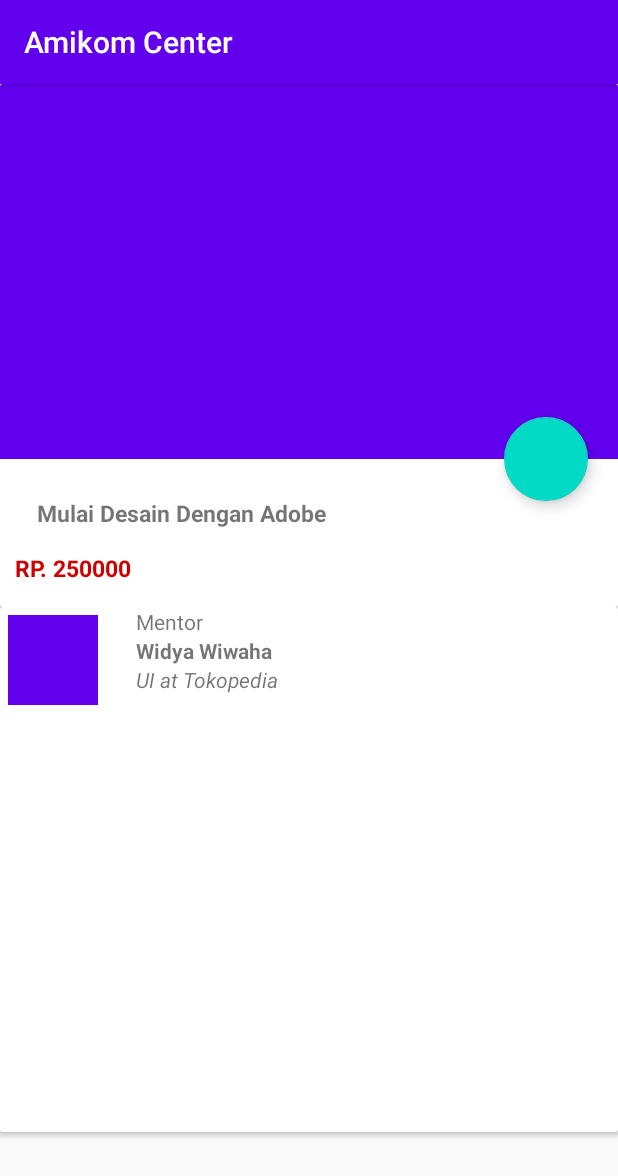
After one commit to amikomcenter/amikomcentermobile, an Android app: the DetailCategory screen opened directly, with no data from a screen before it, on a phone screen of 412 x 824 dp. The commit adds this screen. Shown: the top 1176 px of the screen. Run offline under Robolectric (Android 15) with nearby library versions, the phone set to English and light mode, and no system bars.

Commit message:
create detail ui

```diff
--- a/app/build.gradle
+++ b/app/build.gradle
@@ -30,6 +30,9 @@ dependencies {
     implementation 'androidx.core:core-ktx:1.3.2'
     implementation 'androidx.appcompat:appcompat:1.2.0'
     implementation 'androidx.constraintlayout:constraintlayout:2.0.1'
+    implementation 'com.google.android.material:material:1.3.0-alpha02'
+    implementation 'androidx.recyclerview:recyclerview:1.2.0-alpha05'
+    implementation 'androidx.cardview:cardview:1.0.0'
     testImplementation 'junit:junit:4.12'
     androidTestImplementation 'androidx.test.ext:junit:1.1.2'
     androidTestImplementation 'androidx.test.espresso:espresso-core:3.3.0'
--- a/app/src/main/AndroidManifest.xml
+++ b/app/src/main/AndroidManifest.xml
@@ -9,6 +9,8 @@
         android:roundIcon="@mipmap/ic_launcher_round"
         android:supportsRtl="true"
         android:theme="@style/AppTheme">
+        <activity android:name=".DetailCategory"></activity>
+        <activity android:name=".CategoryActivity" />
         <activity android:name=".MainActivity">
             <intent-filter>
                 <action android:name="android.intent.action.MAIN" />
--- /dev/null
+++ b/app/src/main/java/com/amikomcenter/amikomcenter/DetailCategory.kt
@@ -0,0 +1,11 @@
+package com.amikomcenter.amikomcenter
+
+import androidx.appcompat.app.AppCompatActivity
+import android.os.Bundle
+
+class DetailCategory : AppCompatActivity() {
+    override fun onCreate(savedInstanceState: Bundle?) {
+        super.onCreate(savedInstanceState)
+        setContentView(R.layout.activity_detail_category)
+    }
+}
--- /dev/null
+++ b/app/src/main/res/layout/activity_detail_category.xml
@@ -0,0 +1,119 @@
+<?xml version="1.0" encoding="utf-8"?>
+<androidx.constraintlayout.widget.ConstraintLayout
+    xmlns:android="http://schemas.android.com/apk/res/android"
+    xmlns:app="http://schemas.android.com/apk/res-auto"
+    xmlns:tools="http://schemas.android.com/tools"
+    android:layout_width="match_parent"
+    android:layout_height="match_parent"
+    tools:context=".DetailCategory">
+
+    <androidx.cardview.widget.CardView
+        android:id="@+id/cardView"
+        android:layout_width="match_parent"
+        android:layout_height="wrap_content"
+        android:padding="10dp"
+        app:layout_constraintEnd_toEndOf="parent"
+        app:layout_constraintStart_toStartOf="parent">
+
+        <androidx.constraintlayout.widget.ConstraintLayout
+            android:layout_width="match_parent"
+            android:layout_height="match_parent"
+            tools:layout_editor_absoluteX="8dp"
+            tools:layout_editor_absoluteY="12dp">
+
+            <ImageView
+                android:id="@+id/imageView"
+                android:layout_width="match_parent"
+                android:layout_height="250dp"
+                android:src="@color/colorPrimary" />
+
+            <TextView
+                android:id="@+id/tvClass"
+                android:layout_width="wrap_content"
+                android:layout_height="wrap_content"
+                android:layout_marginTop="25dp"
+                android:layout_marginRight="180dp"
+                android:layout_marginLeft="10dp"
+                android:text="@string/jenis_kelas"
+                android:textSize="15sp"
+                android:textStyle="bold"
+                app:layout_constraintEnd_toEndOf="parent"
+                app:layout_constraintStart_toStartOf="parent"
+                app:layout_constraintTop_toBottomOf="@+id/imageView" />
+
+            <com.google.android.material.floatingactionbutton.FloatingActionButton
+                android:layout_width="wrap_content"
+                android:layout_height="wrap_content"
+                android:layout_marginTop="250dp"
+                android:layout_marginEnd="20dp"
+                app:layout_constraintBottom_toBottomOf="@+id/imageView"
+                app:layout_constraintEnd_toEndOf="@+id/imageView"
+                app:layout_constraintTop_toTopOf="parent" />
+
+            <TextView
+                android:id="@+id/tvPrice"
+                android:layout_width="wrap_content"
+                android:layout_height="wrap_content"
+                android:layout_marginStart="10dp"
+                android:layout_marginTop="15dp"
+                android:layout_marginBottom="15dp"
+                android:text="@string/price"
+                android:textColor="@android:color/holo_red_dark"
+                android:textSize="15sp"
+                android:textStyle="bold"
+                app:layout_constraintBottom_toBottomOf="parent"
+                app:layout_constraintStart_toStartOf="parent"
+                app:layout_constraintTop_toBottomOf="@+id/tvClass" />
+
+
+        </androidx.constraintlayout.widget.ConstraintLayout>
+    </androidx.cardview.widget.CardView>
+
+    <androidx.cardview.widget.CardView
+        android:layout_width="match_parent"
+        android:layout_height="wrap_content"
+        app:layout_constraintTop_toBottomOf="@+id/cardView">
+        <androidx.constraintlayout.widget.ConstraintLayout
+            android:layout_width="match_parent"
+            android:layout_height="350dp">
+
+            <ImageView
+                android:id="@+id/imgMentor"
+                android:layout_width="60dp"
+                android:layout_height="60dp"
+                android:src="@color/colorPrimary"
+                android:layout_marginTop="5dp"
+                android:layout_marginLeft="5dp"
+                app:layout_constraintStart_toStartOf="parent"
+                app:layout_constraintTop_toTopOf="parent" />
+
+            <TextView
+                android:id="@+id/textView"
+                android:layout_width="wrap_content"
+                android:layout_height="wrap_content"
+                android:layout_marginStart="25dp"
+                android:text="@string/mentor"
+                app:layout_constraintStart_toEndOf="@+id/imgMentor" />
+
+            <TextView
+                android:id="@+id/tvMentor"
+                android:textStyle="bold"
+                android:layout_width="wrap_content"
+                android:layout_height="wrap_content"
+                android:layout_marginStart="25dp"
+                android:text="@string/nama_mentor"
+                app:layout_constraintStart_toEndOf="@+id/imgMentor"
+                app:layout_constraintTop_toBottomOf="@+id/textView" />
+
+            <TextView
+                android:id="@+id/tvJob"
+                android:layout_width="wrap_content"
+                android:layout_height="wrap_content"
+                android:layout_marginStart="25dp"
+                android:text="@string/job_mentor"
+                android:textStyle="italic"
+                app:layout_constraintStart_toEndOf="@+id/imgMentor"
+                app:layout_constraintTop_toBottomOf="@+id/tvMentor" />
+        </androidx.constraintlayout.widget.ConstraintLayout>
+    </androidx.cardview.widget.CardView>
+</androidx.constraintlayout.widget.ConstraintLayout>
--- a/app/src/main/res/values/strings.xml
+++ b/app/src/main/res/values/strings.xml
@@ -1,3 +1,9 @@
 <resources>
     <string name="app_name">Amikom Center</string>
+    <string name="jenis_kelas">Mulai Desain Dengan Adobe</string>
+    <string name="price">RP. 250000</string>
+    <string name="see_detail">Lihat Detail</string>
+    <string name="mentor">Mentor</string>
+    <string name="nama_mentor">Widya Wiwaha</string>
+    <string name="job_mentor">UI at Tokopedia</string>
 </resources>
```
Also changed, not shown: app/src/main/java/com/amikomcenter/amikomcenter/CategoryActivity.kt (added, +11 -0 lines), app/src/main/res/layout/activity_category.xml (added, +43 -0 lines), app/src/main/res/layout/item_class.xml (added, +74 -0 lines).
